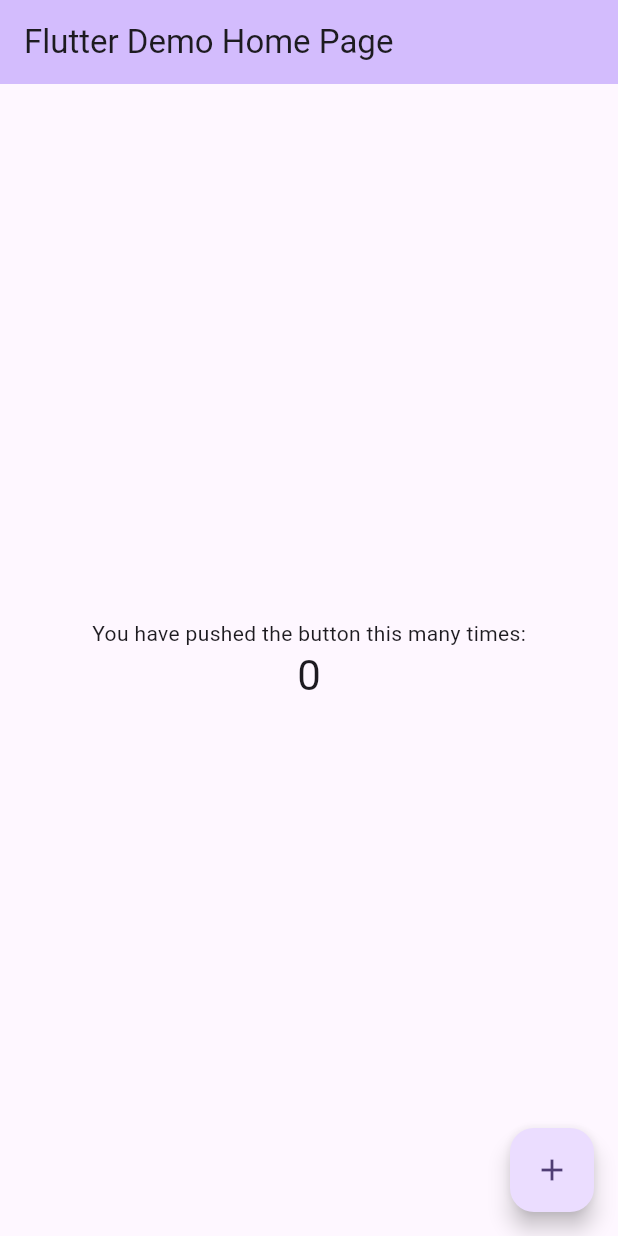
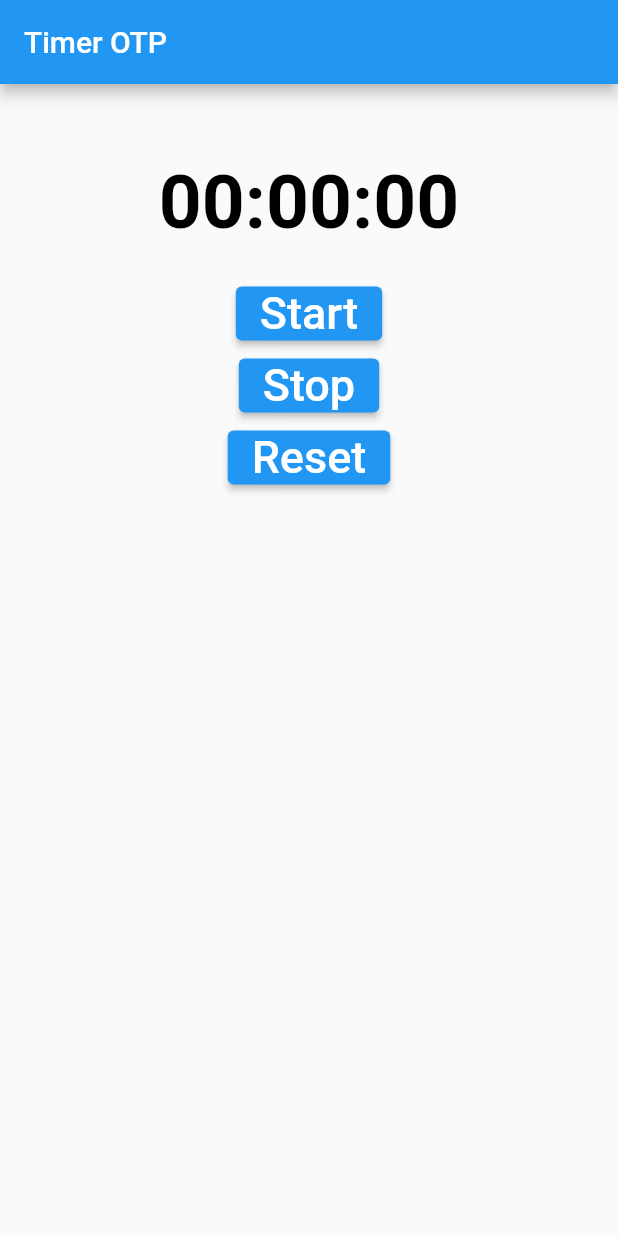
Before and after one commit to Krt-dev/CountDown_Mobile_dev, a Flutter app: the screen it shows after launch, on a phone screen of 412 x 824 dp. Run offline on Flutter 3.47's test engine with Material 2 defaults, Android fonts, the light colour scheme and no system bars.

Commit message:
working timer

```diff
--- a/countdown_proj2/lib/main.dart
+++ b/countdown_proj2/lib/main.dart
@@ -1,125 +1,127 @@
+import 'dart:async';
+
 import 'package:flutter/material.dart';
 
 void main() {
-  runApp(const MyApp());
+  runApp(const MaterialApp(home: CountdownTimerDemo()));
 }
 
-class MyApp extends StatelessWidget {
-  const MyApp({super.key});
+class CountdownTimerDemo extends StatefulWidget {
+  const CountdownTimerDemo({super.key});
 
-  // This widget is the root of your application.
+  @override
+  State<CountdownTimerDemo> createState() => _CountdownTimerDemoState();
+}
+
+
+
+class _CountdownTimerDemoState extends State<CountdownTimerDemo> {
+  // Step 2
+  Timer? countdownTimer;
+  Duration myDuration = const Duration(days: 5);
+  @override
+  void initState() {
+    super.initState();
+  }
+  /// Timer related methods ///
+  // Step 3
+  void startTimer() {
+    countdownTimer =
+        Timer.periodic(const Duration(seconds: 1), (_) => setCountDown());
+  }
+  // Step 4
+  void stopTimer() {
+    setState(() => countdownTimer!.cancel());
+  }
+  // Step 5
+  void resetTimer() {
+    stopTimer();
+    setState(() => myDuration = const Duration(days: 5));
+  }
+  // Step 6
+  void setCountDown() {
+    const reduceSecondsBy = 1;
+    setState(() {
+      final seconds = myDuration.inSeconds - reduceSecondsBy;
+      if (seconds < 0) {
+        countdownTimer!.cancel();
+      } else {
+        myDuration = Duration(seconds: seconds);
+      }
+    });
+  }
   @override
   Widget build(BuildContext context) {
-    return MaterialApp(
-      title: 'Flutter Demo',
-      theme: ThemeData(
-        // This is the theme of your application.
-        //
-        // TRY THIS: Try running your application with "flutter run". You'll see
-        // the application has a blue toolbar. Then, without quitting the app,
-        // try changing the seedColor in the colorScheme below to Colors.green
-        // and then invoke "hot reload" (save your changes or press the "hot
-        // reload" button in a Flutter-supported IDE, or press "r" if you used
-        // the command line to start the app).
-        //
-        // Notice that the counter didn't reset back to zero; the application
-        // state is not lost during the reload. To reset the state, use hot
-        // restart instead.
-        //
-        // This works for code too, not just values: Most code changes can be
-        // tested with just a hot reload.
-        colorScheme: ColorScheme.fromSeed(seedColor: Colors.deepPurple),
-        useMaterial3: true,
+    String strDigits(int n) => n.toString().padLeft(2, '0');
+    final days = strDigits(myDuration.inDays);
+    // Step 7
+    final hours = strDigits(myDuration.inHours.remainder(24));
+    final minutes = strDigits(myDuration.inMinutes.remainder(60));
+    final seconds = strDigits(myDuration.inSeconds.remainder(60));
+    Text(
+    '$days:$hours:$minutes:$seconds',
+    style: const TextStyle(
+      fontWeight: FontWeight.bold,
+      color: Colors.black,
+      fontSize: 50),
+    );
+    return Scaffold(
+      appBar: AppBar(
+        title: const Text('Timer OTP'),
       ),
-      home: const MyHomePage(title: 'Flutter Demo Home Page'),
+      body: Center(
+        child: Column(
+          children: [
+            const SizedBox(
+              height: 50,
+            ),
+            // Step 8
+            Text(
+              '$hours:$minutes:$seconds',
+              style: const TextStyle(
+                  fontWeight: FontWeight.bold,
+                  color: Colors.black,
+                  fontSize: 50),
+            ),
+            const SizedBox(height: 20),
+            // Step 9
+            ElevatedButton(
+              onPressed: startTimer,
+              child: const Text(
+                'Start',
+                style: TextStyle(
+                  fontSize: 30,
+                ),
+              ),
+            ),
+            // Step 10
+            ElevatedButton(
+              onPressed: () {
+                if (countdownTimer == null || countdownTimer!.isActive) {
+                  stopTimer();
+                }
+              },
+              child: const Text(
+                'Stop',
+                style: TextStyle(
+                  fontSize: 30,
+                ),
+              ),
+            ),
+            // Step 11
+            ElevatedButton(
+                onPressed: () {
+                  resetTimer();
+                },
+                child: const Text(
+                  'Reset',
+                  style: TextStyle(
+                    fontSize: 30,
+                  ),
+                ))
+          ],
+        ),
+      ),
     );
   }
 }
-
-class MyHomePage extends StatefulWidget {
-  const MyHomePage({super.key, required this.title});
-
-  // This widget is the home page of your application. It is stateful, meaning
-  // that it has a State object (defined below) that contains fields that affect
-  // how it looks.
-
-  // This class is the configuration for the state. It holds the values (in this
-  // case the title) provided by the parent (in this case the App widget) and
-  // used by the build method of the State. Fields in a Widget subclass are
-  // always marked "final".
-
-  final String title;
-
-  @override
-  State<MyHomePage> createState() => _MyHomePageState();
-}
-
-class _MyHomePageState extends State<MyHomePage> {
-  int _counter = 0;
-
-  void _incrementCounter() {
-    setState(() {
-      // This call to setState tells the Flutter framework that something has
-      // changed in this State, which causes it to rerun the build method below
-      // so that the display can reflect the updated values. If we changed
-      // _counter without calling setState(), then the build method would not be
-      // called again, and so nothing would appear to happen.
-      _counter++;
-    });
-  }
-
-  @override
-  Widget build(BuildContext context) {
-    // This method is rerun every time setState is called, for instance as done
-    // by the _incrementCounter method above.
-    //
-    // The Flutter framework has been optimized to make rerunning build methods
-    // fast, so that you can just rebuild anything that needs updating rather
-    // than having to individually change instances of widgets.
-    return Scaffold(
-      appBar: AppBar(
-        // TRY THIS: Try changing the color here to a specific color (to
-        // Colors.amber, perhaps?) and trigger a hot reload to see the AppBar
-        // change color while the other colors stay the same.
-        backgroundColor: Theme.of(context).colorScheme.inversePrimary,
-        // Here we take the value from the MyHomePage object that was created by
-        // the App.build method, and use it to set our appbar title.
-        title: Text(widget.title),
-      ),
-      body: Center(
-        // Center is a layout widget. It takes a single child and positions it
-        // in the middle of the parent.
-        child: Column(
-          // Column is also a layout widget. It takes a list of children and
-          // arranges them vertically. By default, it sizes itself to fit its
-          // children horizontally, and tries to be as tall as its parent.
-          //
-          // Column has various properties to control how it sizes itself and
-          // how it positions its children. Here we use mainAxisAlignment to
-          // center the children vertically; the main axis here is the vertical
-          // axis because Columns are vertical (the cross axis would be
-          // horizontal).
-          //
-          // TRY THIS: Invoke "debug painting" (choose the "Toggle Debug Paint"
-          // action in the IDE, or press "p" in the console), to see the
-          // wireframe for each widget.
-          mainAxisAlignment: MainAxisAlignment.center,
-          children: <Widget>[
-            const Text(
-              'You have pushed the button this many times:',
-            ),
-            Text(
-              '$_counter',
-              style: Theme.of(context).textTheme.headlineMedium,
-            ),
-          ],
-        ),
-      ),
-      floatingActionButton: FloatingActionButton(
-        onPressed: _incrementCounter,
-        tooltip: 'Increment',
-        child: const Icon(Icons.add),
-      ), // This trailing comma makes auto-formatting nicer for build methods.
-    );
-  }
-}
```
Also changed, not shown: 1 other file.
